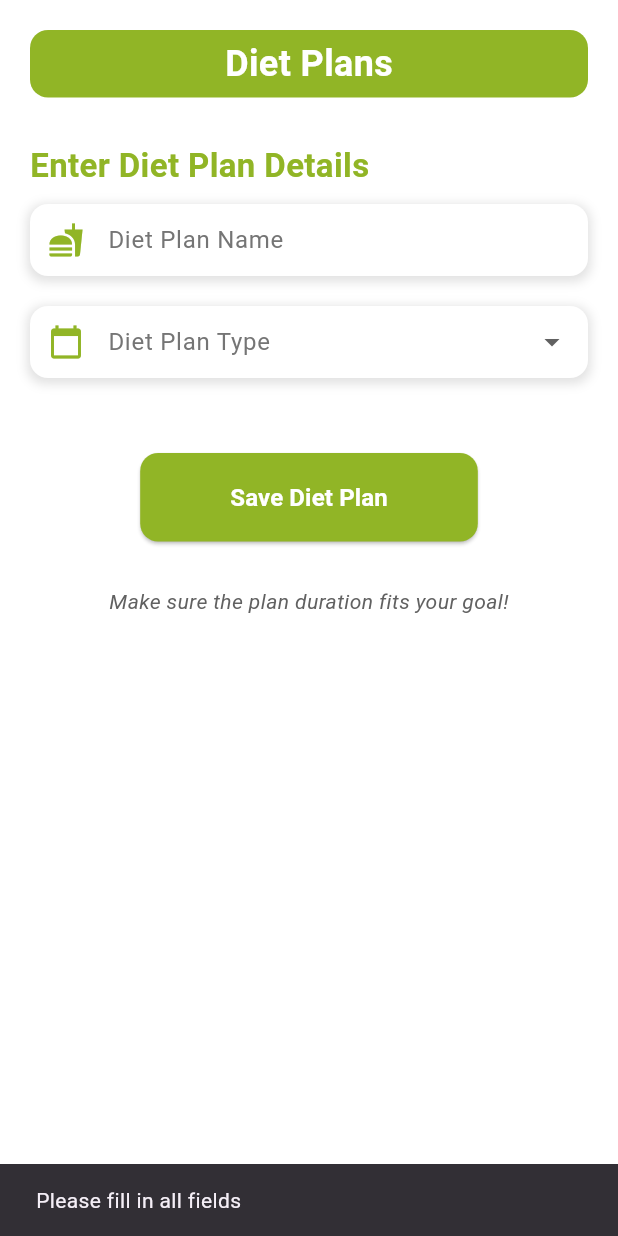
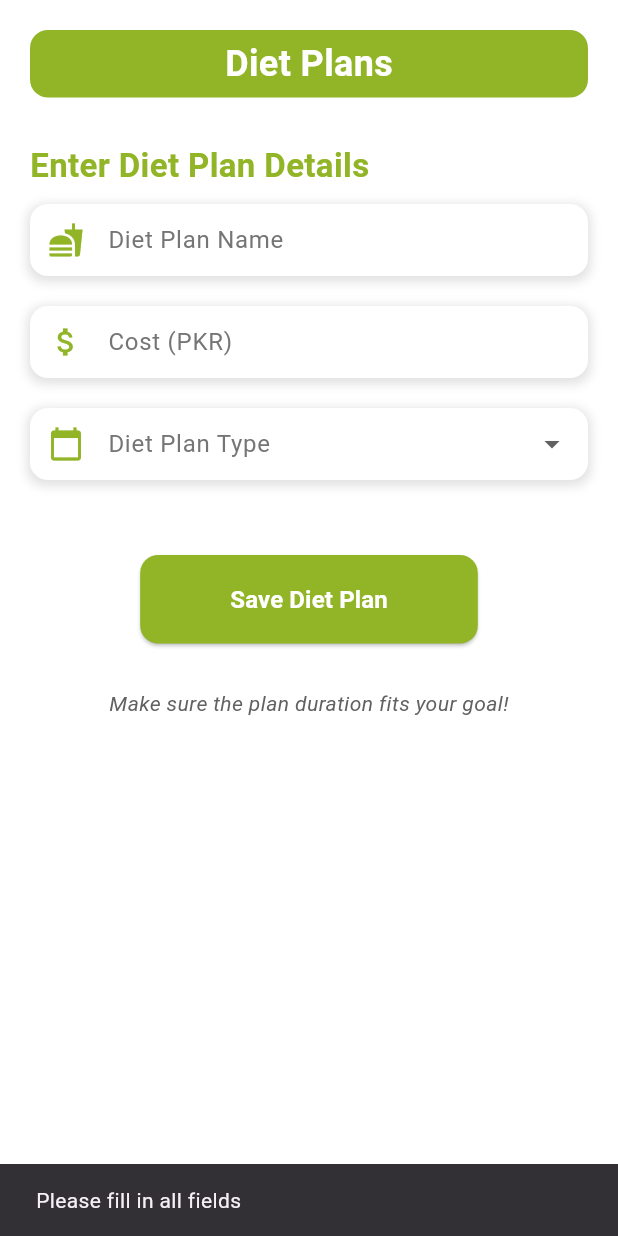
Before and after one commit to Hsweeer/dietition_dashboard, a Flutter app: the DietPlanScreen screen opened directly, after a tap on "Save Diet Plan", on a phone screen of 412 x 824 dp. Run offline on Flutter 3.47's test engine with Material 3 defaults, Android fonts, the phone set to English and light mode, and no system bars; our stand-ins replace cloud_firestore, file_picker, firebase_core, flutter_datetime_picker, flutter_screenutil, get; accounts and stored records are empty.

Commit message:
hashir saved

```diff
--- a/lib/view/Diet plan form.dart
+++ b/lib/view/Diet plan form.dart
@@ -8,9 +8,11 @@ class DietPlanScreen extends StatefulWidget {
 
 class _DietPlanScreenState extends State<DietPlanScreen> {
   final _dietPlanNameController = TextEditingController();
+  final _dietPlanCostController = TextEditingController();
   String? _dietPlanType;
   String? _weeksDuration;
   String? _monthsDuration;
+  bool _isFreePlan = false;
 
   // Define available durations for weekly and monthly plans
   final List<String> weeksOptions = ['1 week', '2 weeks', '4 weeks', '6 weeks', '8 weeks', '12 weeks'];
@@ -28,7 +30,6 @@ class _DietPlanScreenState extends State<DietPlanScreen> {
   Widget build(BuildContext context) {
     return Scaffold(
       backgroundColor: Colors.white,
-
       body: SingleChildScrollView(
         padding: const EdgeInsets.all(20),
         child: Column(
@@ -39,9 +40,9 @@ class _DietPlanScreenState extends State<DietPlanScreen> {
               width: double.infinity,
               decoration: BoxDecoration(
                 borderRadius: BorderRadius.circular(12),
-                  color: AppColors.primary
+                color: AppColors.primary,
               ),
-              child:Center(
+              child: Center(
                 child: Text(
                   'Diet Plans',
                   style: TextStyle(
@@ -50,9 +51,9 @@ class _DietPlanScreenState extends State<DietPlanScreen> {
                     fontWeight: FontWeight.w600,
                   ),
                 ),
-              ) ,
               ),
-            SizedBox(height: 30,),
+            ),
+            SizedBox(height: 30),
             Padding(
               padding: const EdgeInsets.only(bottom: 10),
               child: Text(
@@ -65,139 +66,88 @@ class _DietPlanScreenState extends State<DietPlanScreen> {
               ),
             ),
 
-            // Diet Plan Name input inside a container for improved design
-            Container(
-              decoration: BoxDecoration(
-                borderRadius: BorderRadius.circular(12),
-                color: Colors.white,
-                boxShadow: [
-                  BoxShadow(
-                    color: Colors.grey.withOpacity(0.3),
-                    spreadRadius: 2,
-                    blurRadius: 5,
-                    offset: Offset(0, 2), // changes position of shadow
-                  ),
-                ],
-              ),
-              child: TextField(
+            // Diet Plan Name input
+            _buildInputField(
               controller: _dietPlanNameController,
-                decoration: InputDecoration(
               hintText: 'e.g., Platinum, Gold, Custom',
               labelText: 'Diet Plan Name',
-                  labelStyle: TextStyle(color: Colors.grey[600]),
-                  border: OutlineInputBorder(borderSide: BorderSide.none),
-                  contentPadding: EdgeInsets.symmetric(horizontal: 16, vertical: 12),
-                  prefixIcon: Icon(Icons.fastfood, color: AppColors.primary),
+              icon: Icons.fastfood,
             ),
-              ),
-            ),
+
             SizedBox(height: 20),
 
-            // Diet Plan Type dropdown (Weekly or Monthly)
-            Container(
-              decoration: BoxDecoration(
-                borderRadius: BorderRadius.circular(12),
-                color: Colors.white,
-                boxShadow: [
-                  BoxShadow(
-                    color: Colors.grey.withOpacity(0.3),
-                    spreadRadius: 2,
-                    blurRadius: 5,
-                    offset: Offset(0, 2), // changes position of shadow
+            // Diet Plan Cost input
+            _buildInputField(
+              controller: _dietPlanCostController,
+              hintText: 'e.g., 0 for Free, 100, 200',
+              labelText: 'Cost (PKR)',
+              icon: Icons.attach_money,
+              onChanged: (value) {
+                setState(() {
+                  _isFreePlan = value == '0';
+                });
+              },
+              keyboardType: TextInputType.number,
             ),
-                ],
-              ),
-              child: DropdownButtonFormField<String>(
+
+            SizedBox(height: 20),
+
+            // Diet Plan Type dropdown
+            _buildDropdownField(
               value: _dietPlanType,
-                onChanged: _onDietPlanTypeChanged,
+              labelText: 'Diet Plan Type',
+              icon: Icons.calendar_today,
               items: [
                 DropdownMenuItem(value: 'Weekly', child: Text('Weekly')),
                 DropdownMenuItem(value: 'Monthly', child: Text('Monthly')),
               ],
-                decoration: InputDecoration(
-                  labelText: 'Diet Plan Type',
-                  labelStyle: TextStyle(color: Colors.grey[600]),
-                  border: OutlineInputBorder(borderSide: BorderSide.none),
-                  contentPadding: EdgeInsets.symmetric(horizontal: 16, vertical: 12),
-                  prefixIcon: Icon(Icons.calendar_today, color: AppColors.primary),
+              onChanged: _onDietPlanTypeChanged,
             ),
-              ),
-            ),
+
             SizedBox(height: 20),
 
             // Show duration options based on the selected diet plan type
-            if (_dietPlanType == 'Weekly') ...[
-              Container(
-                decoration: BoxDecoration(
-                  borderRadius: BorderRadius.circular(12),
-                  color: Colors.white,
-                  boxShadow: [
-                    BoxShadow(
-                      color: Colors.grey.withOpacity(0.3),
-                      spreadRadius: 2,
-                      blurRadius: 5,
-                      offset: Offset(0, 2), // changes position of shadow
-                    ),
-                  ],
-                ),
-                child: DropdownButtonFormField<String>(
+            if (_dietPlanType == 'Weekly')
+              _buildDropdownField(
                 value: _weeksDuration,
-                  onChanged: (value) => setState(() => _weeksDuration = value),
+                labelText: 'How many weeks?',
+                icon: Icons.access_time,
                 items: weeksOptions.map((option) {
                   return DropdownMenuItem(value: option, child: Text(option));
                 }).toList(),
-                  decoration: InputDecoration(
-                    labelText: 'How many weeks?',
-                    labelStyle: TextStyle(color: Colors.grey[600]),
-                    border: OutlineInputBorder(borderSide: BorderSide.none),
-                    contentPadding: EdgeInsets.symmetric(horizontal: 16, vertical: 12),
-                    prefixIcon: Icon(Icons.access_time, color: AppColors.primary),
-                  ),
-                ),
-              ),
-            ] else if (_dietPlanType == 'Monthly') ...[
-              Container(
-                decoration: BoxDecoration(
-                  borderRadius: BorderRadius.circular(12),
-                  color: Colors.white,
-                  boxShadow: [
-                    BoxShadow(
-                      color: Colors.grey.withOpacity(0.3),
-                      spreadRadius: 2,
-                      blurRadius: 5,
-                      offset: Offset(0, 2), // changes position of shadow
-                    ),
-                  ],
-                ),
-                child: DropdownButtonFormField<String>(
+                onChanged: (value) => setState(() => _weeksDuration = value),
+              )
+            else if (_dietPlanType == 'Monthly')
+              _buildDropdownField(
                 value: _monthsDuration,
-                  onChanged: (value) => setState(() => _monthsDuration = value),
+                labelText: 'How many months?',
+                icon: Icons.access_alarm,
                 items: monthsOptions.map((option) {
                   return DropdownMenuItem(value: option, child: Text(option));
                 }).toList(),
-                  decoration: InputDecoration(
-                    labelText: 'How many months?',
-                    labelStyle: TextStyle(color: Colors.grey[600]),
-                    border: OutlineInputBorder(borderSide: BorderSide.none),
-                    contentPadding: EdgeInsets.symmetric(horizontal: 16, vertical: 12),
-                    prefixIcon: Icon(Icons.access_alarm, color: AppColors.primary),
+                onChanged: (value) => setState(() => _monthsDuration = value),
               ),
-                ),
-              ),
-            ],
+
             SizedBox(height: 30),
 
-            // Save Button with improved styling
+            // Save Button
             Center(
               child: ElevatedButton(
                 onPressed: () {
-                  // Implement saving logic here
-                  if (_dietPlanNameController.text.isNotEmpty && _dietPlanType != null &&
+                  if (_dietPlanNameController.text.isNotEmpty &&
+                      _dietPlanType != null &&
                       ((_dietPlanType == 'Weekly' && _weeksDuration != null) ||
                           (_dietPlanType == 'Monthly' && _monthsDuration != null))) {
-                    // Save the diet plan
+                    final planCost = _dietPlanCostController.text.isEmpty
+                        ? '0'
+                        : _dietPlanCostController.text;
+                    final expiry = _isFreePlan ? _weeksDuration : 'N/A';
+
                     ScaffoldMessenger.of(context).showSnackBar(
-                      SnackBar(content: Text('Diet Plan Saved Successfully!')),
+                      SnackBar(
+                        content: Text(
+                            'Diet Plan Saved Successfully! Cost: $planCost, Expiry: $expiry'),
+                      ),
                     );
                   } else {
                     ScaffoldMessenger.of(context).showSnackBar(
@@ -214,13 +164,16 @@ class _DietPlanScreenState extends State<DietPlanScreen> {
                 ),
                 child: Text(
                   'Save Diet Plan',
-                  style: TextStyle(color: Colors.white, fontSize: 16, fontWeight: FontWeight.w600),
+                  style: TextStyle(
+                      color: Colors.white,
+                      fontSize: 16,
+                      fontWeight: FontWeight.w600),
                 ),
               ),
             ),
             SizedBox(height: 30),
 
-            // Footer message or tips (for professionalism)
+            // Footer message or tips
             Center(
               child: Text(
                 'Make sure the plan duration fits your goal!',
@@ -236,4 +189,78 @@ class _DietPlanScreenState extends State<DietPlanScreen> {
       ),
     );
   }
+
+  // Helper function to build a text input field
+  Widget _buildInputField({
+    required TextEditingController controller,
+    required String hintText,
+    required String labelText,
+    required IconData icon,
+    void Function(String)? onChanged,
+    TextInputType keyboardType = TextInputType.text,
+  }) {
+    return Container(
+      decoration: BoxDecoration(
+        borderRadius: BorderRadius.circular(12),
+        color: Colors.white,
+        boxShadow: [
+          BoxShadow(
+            color: Colors.grey.withOpacity(0.3),
+            spreadRadius: 2,
+            blurRadius: 5,
+            offset: Offset(0, 2),
+          ),
+        ],
+      ),
+      child: TextField(
+        controller: controller,
+        onChanged: onChanged,
+        keyboardType: keyboardType,
+        decoration: InputDecoration(
+          hintText: hintText,
+          labelText: labelText,
+          labelStyle: TextStyle(color: Colors.grey[600]),
+          border: OutlineInputBorder(borderSide: BorderSide.none),
+          contentPadding: EdgeInsets.symmetric(horizontal: 16, vertical: 12),
+          prefixIcon: Icon(icon, color: AppColors.primary),
+        ),
+      ),
+    );
   }
+
+  // Helper function to build a dropdown field
+  Widget _buildDropdownField({
+    required String? value,
+    required String labelText,
+    required IconData icon,
+    required List<DropdownMenuItem<String>> items,
+    required void Function(String?) onChanged,
+  }) {
+    return Container(
+      decoration: BoxDecoration(
+        borderRadius: BorderRadius.circular(12),
+        color: Colors.white,
+        boxShadow: [
+          BoxShadow(
+            color: Colors.grey.withOpacity(0.3),
+            spreadRadius: 2,
+            blurRadius: 5,
+            offset: Offset(0, 2),
+          ),
+        ],
+      ),
+      child: DropdownButtonFormField<String>(
+        value: value,
+        onChanged: onChanged,
+        items: items,
+        decoration: InputDecoration(
+          labelText: labelText,
+          labelStyle: TextStyle(color: Colors.grey[600]),
+          border: OutlineInputBorder(borderSide: BorderSide.none),
+          contentPadding: EdgeInsets.symmetric(horizontal: 16, vertical: 12),
+          prefixIcon: Icon(icon, color: AppColors.primary),
+        ),
+      ),
+    );
+  }
+}
--- a/lib/view/Food item form.dart
+++ b/lib/view/Food item form.dart
@@ -9,18 +9,20 @@ class FoodItemsMasterScreen extends StatefulWidget {
 
 class _FoodItemsMasterScreenState extends State<FoodItemsMasterScreen> {
   final Map<String, List<Map<String, dynamic>>> foodCategories = {
+    'Morning Tea': [],
     'Breakfast': [],
-    'Mid Day': [],
+    'Mid Day Snacks': [],
     'Lunch': [],
-    'Snacks': [],
+    'Evening Snacks': [],
     'Dinner': [],
+    'Bedtime Snack': [],
   };
 
   void addFoodItem(String category) {
     setState(() {
       foodCategories[category]?.add({
         'name': '',
-        'quantity': '',
+        'vegetarian': 'Vegetarian', // Default value
         'calories': '',
         'images': [],
       });
@@ -34,7 +36,7 @@ class _FoodItemsMasterScreenState extends State<FoodItemsMasterScreen> {
   }
 
   void updateFoodItem(
-      String category, int index, String field, String value) {
+      String category, int index, String field, dynamic value) {
     setState(() {
       foodCategories[category]?[index][field] = value;
     });
@@ -50,21 +52,19 @@ class _FoodItemsMasterScreenState extends State<FoodItemsMasterScreen> {
   Widget build(BuildContext context) {
     return Scaffold(
       backgroundColor: Colors.white,
-
       body: SingleChildScrollView(
         padding: const EdgeInsets.all(20),
         child: Column(
           crossAxisAlignment: CrossAxisAlignment.start,
-
           children: [
             Container(
               height: 45,
               width: double.infinity,
               decoration: BoxDecoration(
-                  borderRadius: BorderRadius.circular(12),
-                  color: AppColors.primary
+                borderRadius: BorderRadius.circular(12),
+                color: AppColors.primary,
               ),
-              child:Center(
+              child: Center(
                 child: Text(
                   'Food Items Master',
                   style: TextStyle(
@@ -73,11 +73,10 @@ class _FoodItemsMasterScreenState extends State<FoodItemsMasterScreen> {
                     fontWeight: FontWeight.w600,
                   ),
                 ),
-              ) ,
+              ),
             ),
-SizedBox(height: 30,),
+            SizedBox(height: 30),
             Column(
-
               crossAxisAlignment: CrossAxisAlignment.start,
               children: foodCategories.entries.map((entry) {
                 return FoodCategoryWidget(
@@ -104,7 +103,7 @@ class FoodCategoryWidget extends StatelessWidget {
   final List<Map<String, dynamic>> items;
   final VoidCallback onAddItem;
   final Function(int index) onRemoveItem;
-  final Function(int index, String field, String value) onUpdateItem;
+  final Function(int index, String field, dynamic value) onUpdateItem;
   final Function(int index, List<String> images) onUploadImages;
 
   const FoodCategoryWidget({
@@ -173,14 +172,10 @@ class FoodCategoryWidget extends StatelessWidget {
   }
 }
 
-
-
-
-
 class FoodItemWidget extends StatelessWidget {
   final Map<String, dynamic> item;
   final VoidCallback onRemove;
-  final Function(String field, String value) onUpdateField;
+  final Function(String field, dynamic value) onUpdateField;
   final Function(List<String> images) onUploadImages;
 
   const FoodItemWidget({
@@ -191,29 +186,21 @@ class FoodItemWidget extends StatelessWidget {
     required this.onUploadImages,
   }) : super(key: key);
 
-  // Function to pick images using the file picker
   Future<void> pickImage(BuildContext context) async {
-    // Allow the user to pick multiple images (up to 4 images as per requirement)
     FilePickerResult? result = await FilePicker.platform.pickFiles(
       type: FileType.image,
       allowMultiple: true,
-      withData: true,
     );
 
     if (result != null) {
-      // Get the file paths or data of the selected images
       List<String> selectedImages = result.files.map((file) {
-        // For now, we'll use a placeholder URL, replace this with actual image paths
-        // if you want to upload the image to a server.
         return 'https://via.placeholder.com/60';
       }).toList();
 
-      // Limit images to 4 max
       if ((item['images']?.length ?? 0) + selectedImages.length <= 4) {
         item['images']?.addAll(selectedImages);
         onUploadImages(item['images']);
       } else {
-        // You can show an alert if the user tries to upload more than 4 images
         ScaffoldMessenger.of(context).showSnackBar(
           SnackBar(content: Text('You can upload a maximum of 4 images.')),
         );
@@ -224,10 +211,7 @@ class FoodItemWidget extends StatelessWidget {
   @override
   Widget build(BuildContext context) {
     return Card(
-      color: Colors.grey[100],
       margin: const EdgeInsets.symmetric(vertical: 8),
-      elevation: 2,
-      shape: RoundedRectangleBorder(borderRadius: BorderRadius.circular(10)),
       child: Padding(
         padding: const EdgeInsets.all(12),
         child: Column(
@@ -237,12 +221,19 @@ class FoodItemWidget extends StatelessWidget {
               decoration: InputDecoration(labelText: 'Item Name'),
               onChanged: (value) => onUpdateField('name', value),
             ),
-            TextField(
-              decoration: InputDecoration(labelText: 'Quantity'),
-              onChanged: (value) => onUpdateField('quantity', value),
+            DropdownButtonFormField<String>(
+              value: item['vegetarian'],
+              items: ['Vegetarian', 'Non-Vegetarian']
+                  .map((type) => DropdownMenuItem(
+                value: type,
+                child: Text(type),
+              ))
+                  .toList(),
+              onChanged: (value) => onUpdateField('vegetarian', value),
+              decoration: InputDecoration(labelText: 'Type'),
             ),
             TextField(
-              decoration: InputDecoration(labelText: 'Calories'),
+              decoration: InputDecoration(labelText: 'Calories (Optional)'),
               onChanged: (value) => onUpdateField('calories', value),
             ),
             SizedBox(height: 10),
@@ -261,7 +252,7 @@ class FoodItemWidget extends StatelessWidget {
                 ),
               )..add(
                 InkWell(
-                  onTap: () => pickImage(context), // Pass context here
+                  onTap: () => pickImage(context),
                   child: Container(
                     width: 60,
                     height: 60,
```
Lines whose indentation alone changed are shown as unchanged.
